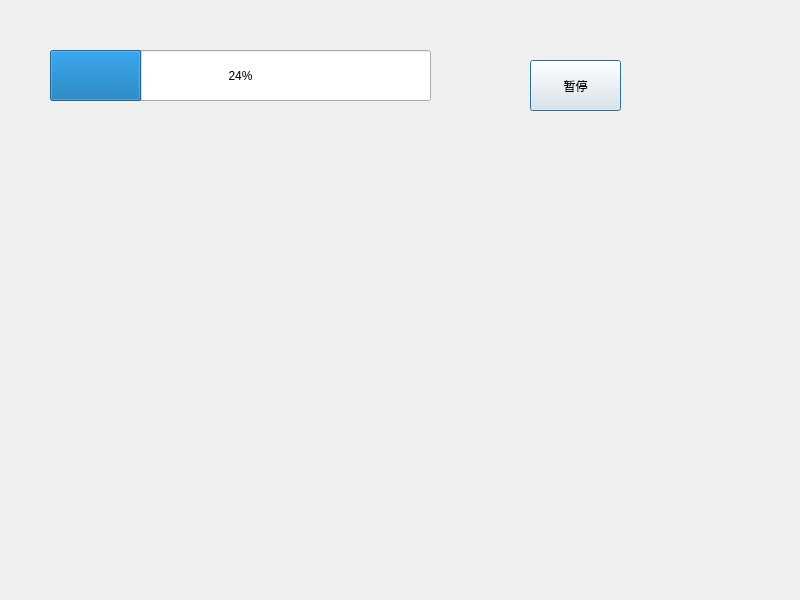
This is play.ui in YTGhost/LLK as Qt 5 draws it before an edit. The edited form follows.
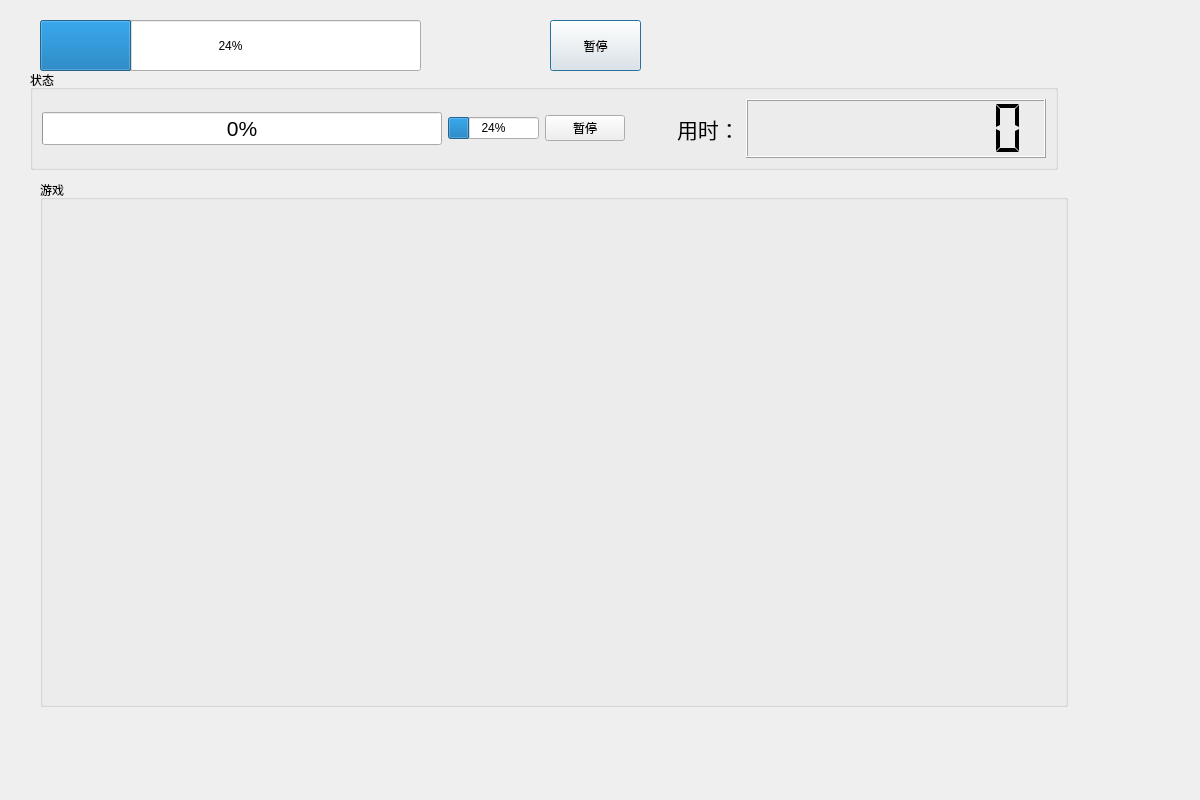
This is the edited form.

Commit message: 完成基本游戏

```diff
--- a/play.ui
+++ b/play.ui
@@ -6,8 +6,8 @@
    <rect>
     <x>0</x>
     <y>0</y>
-    <width>800</width>
-    <height>600</height>
+    <width>1200</width>
+    <height>800</height>
    </rect>
   </property>
   <property name="windowTitle">
@@ -16,8 +16,8 @@
   <widget class="QProgressBar" name="timeBar">
    <property name="geometry">
     <rect>
-     <x>50</x>
-     <y>50</y>
+     <x>40</x>
+     <y>20</y>
      <width>381</width>
      <height>51</height>
     </rect>
@@ -29,8 +29,8 @@
   <widget class="QPushButton" name="pauseBtn">
    <property name="geometry">
     <rect>
-     <x>530</x>
-     <y>60</y>
+     <x>550</x>
+     <y>20</y>
      <width>91</width>
      <height>51</height>
     </rect>
@@ -39,6 +39,193 @@
     <string>暂停</string>
    </property>
   </widget>
+  <widget class="QGroupBox" name="groupBox">
+   <property name="geometry">
+    <rect>
+     <x>30</x>
+     <y>70</y>
+     <width>1028</width>
+     <height>100</height>
+    </rect>
+   </property>
+   <property name="minimumSize">
+    <size>
+     <width>0</width>
+     <height>100</height>
+    </size>
+   </property>
+   <property name="maximumSize">
+    <size>
+     <width>16777215</width>
+     <height>100</height>
+    </size>
+   </property>
+   <property name="title">
+    <string>状态</string>
+   </property>
+   <layout class="QGridLayout" name="gridLayout_4">
+    <item row="0" column="0">
+     <layout class="QHBoxLayout" name="horizontalLayout_2">
+      <item>
+       <widget class="QProgressBar" name="progressBar">
+        <property name="minimumSize">
+         <size>
+          <width>400</width>
+          <height>0</height>
+         </size>
+        </property>
+        <property name="font">
+         <font>
+          <pointsize>16</pointsize>
+         </font>
+        </property>
+        <property name="value">
+         <number>0</number>
+        </property>
+       </widget>
+      </item>
+      <item>
+       <widget class="QProgressBar" name="timeBar_2">
+        <property name="value">
+         <number>24</number>
+        </property>
+       </widget>
+      </item>
+      <item>
+       <widget class="QPushButton" name="pauseBtn_2">
+        <property name="text">
+         <string>暂停</string>
+        </property>
+       </widget>
+      </item>
+      <item>
+       <spacer name="horizontalSpacer_3">
+        <property name="orientation">
+         <enum>Qt::Horizontal</enum>
+        </property>
+        <property name="sizeHint" stdset="0">
+         <size>
+          <width>40</width>
+          <height>20</height>
+         </size>
+        </property>
+       </spacer>
+      </item>
+      <item>
+       <widget class="QLabel" name="label_2">
+        <property name="font">
+         <font>
+          <pointsize>16</pointsize>
+         </font>
+        </property>
+        <property name="text">
+         <string>用时：</string>
+        </property>
+       </widget>
+      </item>
+      <item>
+       <widget class="QLCDNumber" name="lcdNumber">
+        <property name="minimumSize">
+         <size>
+          <width>300</width>
+          <height>0</height>
+         </size>
+        </property>
+        <property name="font">
+         <font>
+          <pointsize>16</pointsize>
+         </font>
+        </property>
+        <property name="digitCount">
+         <number>9</number>
+        </property>
+        <property name="segmentStyle">
+         <enum>QLCDNumber::Flat</enum>
+        </property>
+       </widget>
+      </item>
+     </layout>
+    </item>
+   </layout>
+  </widget>
+  <widget class="QGroupBox" name="groupBox_2">
+   <property name="geometry">
+    <rect>
+     <x>40</x>
+     <y>180</y>
+     <width>1028</width>
+     <height>527</height>
+    </rect>
+   </property>
+   <property name="title">
+    <string>游戏</string>
+   </property>
+   <layout class="QGridLayout" name="gridLayout_3">
+    <item row="0" column="0">
+     <layout class="QVBoxLayout" name="verticalLayout">
+      <item>
+       <spacer name="verticalSpacer">
+        <property name="orientation">
+         <enum>Qt::Vertical</enum>
+        </property>
+        <property name="sizeHint" stdset="0">
+         <size>
+          <width>20</width>
+          <height>40</height>
+         </size>
+        </property>
+       </spacer>
+      </item>
+      <item>
+       <layout class="QHBoxLayout" name="horizontalLayout">
+        <item>
+         <spacer name="horizontalSpacer">
+          <property name="orientation">
+           <enum>Qt::Horizontal</enum>
+          </property>
+          <property name="sizeHint" stdset="0">
+           <size>
+            <width>40</width>
+            <height>20</height>
+           </size>
+          </property>
+         </spacer>
+        </item>
+        <item>
+         <layout class="QGridLayout" name="gridLayout"/>
+        </item>
+        <item>
+         <spacer name="horizontalSpacer_2">
+          <property name="orientation">
+           <enum>Qt::Horizontal</enum>
+          </property>
+          <property name="sizeHint" stdset="0">
+           <size>
+            <width>40</width>
+            <height>20</height>
+           </size>
+          </property>
+         </spacer>
+        </item>
+       </layout>
+      </item>
+      <item>
+       <spacer name="verticalSpacer_2">
+        <property name="orientation">
+         <enum>Qt::Vertical</enum>
+        </property>
+        <property name="sizeHint" stdset="0">
+         <size>
+          <width>20</width>
+          <height>40</height>
+         </size>
+        </property>
+       </spacer>
+      </item>
+     </layout>
+    </item>
+   </layout>
+  </widget>
  </widget>
  <resources/>
  <connections/>
```
The commit also changes 27 other files.
